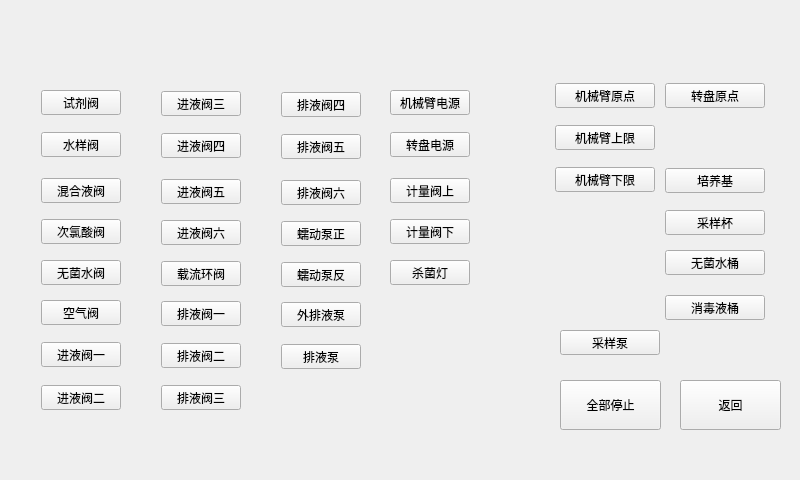
xsswust/E9, file E92Plc/src/Designer/only/debug_signal.ui: the form before one commit.
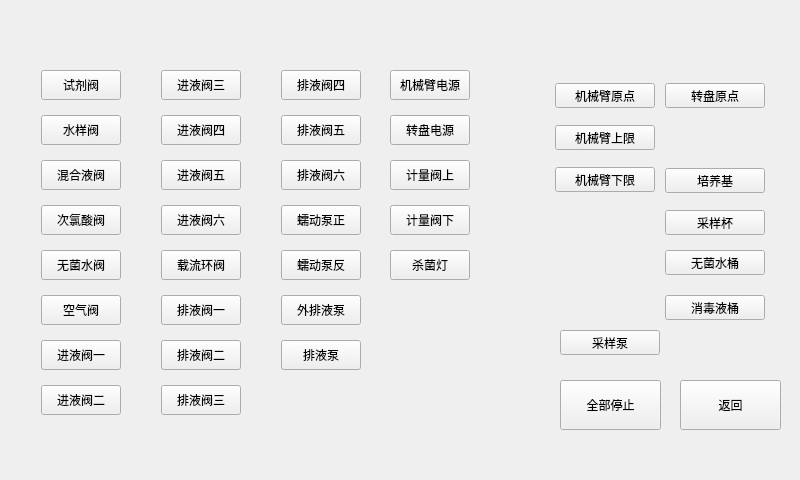
The form after the commit. Icons and pictures are not drawn.

```diff
--- a/E92Plc/src/Designer/only/debug_signal.ui
+++ b/E92Plc/src/Designer/only/debug_signal.ui
@@ -52,9 +52,9 @@
    <property name="geometry">
     <rect>
      <x>41</x>
-     <y>90</y>
+     <y>70</y>
      <width>80</width>
-     <height>25</height>
+     <height>30</height>
     </rect>
    </property>
    <property name="styleSheet">
@@ -68,9 +68,9 @@
    <property name="geometry">
     <rect>
      <x>41</x>
-     <y>132</y>
+     <y>115</y>
      <width>80</width>
-     <height>25</height>
+     <height>30</height>
     </rect>
    </property>
    <property name="styleSheet">
@@ -84,9 +84,9 @@
    <property name="geometry">
     <rect>
      <x>41</x>
-     <y>178</y>
+     <y>160</y>
      <width>80</width>
-     <height>25</height>
+     <height>30</height>
     </rect>
    </property>
    <property name="styleSheet">
@@ -100,9 +100,9 @@
    <property name="geometry">
     <rect>
      <x>41</x>
-     <y>219</y>
+     <y>205</y>
      <width>80</width>
-     <height>25</height>
+     <height>30</height>
     </rect>
    </property>
    <property name="styleSheet">
@@ -116,9 +116,9 @@
    <property name="geometry">
     <rect>
      <x>41</x>
-     <y>260</y>
+     <y>250</y>
      <width>80</width>
-     <height>25</height>
+     <height>30</height>
     </rect>
    </property>
    <property name="styleSheet">
@@ -132,9 +132,9 @@
    <property name="geometry">
     <rect>
      <x>41</x>
-     <y>300</y>
+     <y>295</y>
      <width>80</width>
-     <height>25</height>
+     <height>30</height>
     </rect>
    </property>
    <property name="styleSheet">
@@ -148,9 +148,9 @@
    <property name="geometry">
     <rect>
      <x>41</x>
-     <y>342</y>
+     <y>340</y>
      <width>80</width>
-     <height>25</height>
+     <height>30</height>
     </rect>
    </property>
    <property name="styleSheet">
@@ -166,7 +166,7 @@
      <x>41</x>
      <y>385</y>
      <width>80</width>
-     <height>25</height>
+     <height>30</height>
     </rect>
    </property>
    <property name="styleSheet">
@@ -180,9 +180,9 @@
    <property name="geometry">
     <rect>
      <x>161</x>
-     <y>301</y>
+     <y>295</y>
      <width>80</width>
-     <height>25</height>
+     <height>30</height>
     </rect>
    </property>
    <property name="styleSheet">
@@ -196,9 +196,9 @@
    <property name="geometry">
     <rect>
      <x>161</x>
-     <y>261</y>
+     <y>250</y>
      <width>80</width>
-     <height>25</height>
+     <height>30</height>
     </rect>
    </property>
    <property name="styleSheet">
@@ -214,7 +214,7 @@
      <x>161</x>
      <y>385</y>
      <width>80</width>
-     <height>25</height>
+     <height>30</height>
     </rect>
    </property>
    <property name="styleSheet">
@@ -228,9 +228,9 @@
    <property name="geometry">
     <rect>
      <x>161</x>
-     <y>91</y>
+     <y>70</y>
      <width>80</width>
-     <height>25</height>
+     <height>30</height>
     </rect>
    </property>
    <property name="styleSheet">
@@ -244,9 +244,9 @@
    <property name="geometry">
     <rect>
      <x>161</x>
-     <y>133</y>
+     <y>115</y>
      <width>80</width>
-     <height>25</height>
+     <height>30</height>
     </rect>
    </property>
    <property name="styleSheet">
@@ -260,9 +260,9 @@
    <property name="geometry">
     <rect>
      <x>161</x>
-     <y>343</y>
+     <y>340</y>
      <width>80</width>
-     <height>25</height>
+     <height>30</height>
     </rect>
    </property>
    <property name="styleSheet">
@@ -276,9 +276,9 @@
    <property name="geometry">
     <rect>
      <x>161</x>
-     <y>179</y>
+     <y>160</y>
      <width>80</width>
-     <height>25</height>
+     <height>30</height>
     </rect>
    </property>
    <property name="styleSheet">
@@ -292,9 +292,9 @@
    <property name="geometry">
     <rect>
      <x>161</x>
-     <y>220</y>
+     <y>205</y>
      <width>80</width>
-     <height>25</height>
+     <height>30</height>
     </rect>
    </property>
    <property name="styleSheet">
@@ -308,9 +308,9 @@
    <property name="geometry">
     <rect>
      <x>281</x>
-     <y>180</y>
+     <y>160</y>
      <width>80</width>
-     <height>25</height>
+     <height>30</height>
     </rect>
    </property>
    <property name="styleSheet">
@@ -324,9 +324,9 @@
    <property name="geometry">
     <rect>
      <x>281</x>
-     <y>262</y>
+     <y>250</y>
      <width>80</width>
-     <height>25</height>
+     <height>30</height>
     </rect>
    </property>
    <property name="styleSheet">
@@ -340,9 +340,9 @@
    <property name="geometry">
     <rect>
      <x>281</x>
-     <y>344</y>
+     <y>340</y>
      <width>80</width>
-     <height>25</height>
+     <height>30</height>
     </rect>
    </property>
    <property name="styleSheet">
@@ -356,9 +356,9 @@
    <property name="geometry">
     <rect>
      <x>281</x>
-     <y>92</y>
+     <y>70</y>
      <width>80</width>
-     <height>25</height>
+     <height>30</height>
     </rect>
    </property>
    <property name="styleSheet">
@@ -372,9 +372,9 @@
    <property name="geometry">
     <rect>
      <x>281</x>
-     <y>134</y>
+     <y>115</y>
      <width>80</width>
-     <height>25</height>
+     <height>30</height>
     </rect>
    </property>
    <property name="styleSheet">
@@ -388,9 +388,9 @@
    <property name="geometry">
     <rect>
      <x>281</x>
-     <y>302</y>
+     <y>295</y>
      <width>80</width>
-     <height>25</height>
+     <height>30</height>
     </rect>
    </property>
    <property name="styleSheet">
@@ -404,9 +404,9 @@
    <property name="geometry">
     <rect>
      <x>281</x>
-     <y>221</y>
+     <y>205</y>
      <width>80</width>
-     <height>25</height>
+     <height>30</height>
     </rect>
    </property>
    <property name="styleSheet">
@@ -420,9 +420,9 @@
    <property name="geometry">
     <rect>
      <x>390</x>
-     <y>178</y>
+     <y>160</y>
      <width>80</width>
-     <height>25</height>
+     <height>30</height>
     </rect>
    </property>
    <property name="styleSheet">
@@ -436,9 +436,9 @@
    <property name="geometry">
     <rect>
      <x>390</x>
-     <y>219</y>
+     <y>205</y>
      <width>80</width>
-     <height>25</height>
+     <height>30</height>
     </rect>
    </property>
    <property name="styleSheet">
@@ -452,9 +452,9 @@
    <property name="geometry">
     <rect>
      <x>390</x>
-     <y>132</y>
+     <y>115</y>
      <width>80</width>
-     <height>25</height>
+     <height>30</height>
     </rect>
    </property>
    <property name="styleSheet">
@@ -468,9 +468,9 @@
    <property name="geometry">
     <rect>
      <x>390</x>
-     <y>90</y>
+     <y>70</y>
      <width>80</width>
-     <height>25</height>
+     <height>30</height>
     </rect>
    </property>
    <property name="styleSheet">
@@ -484,9 +484,9 @@
    <property name="geometry">
     <rect>
      <x>390</x>
-     <y>260</y>
+     <y>250</y>
      <width>80</width>
-     <height>25</height>
+     <height>30</height>
     </rect>
    </property>
    <property name="styleSheet">
```
